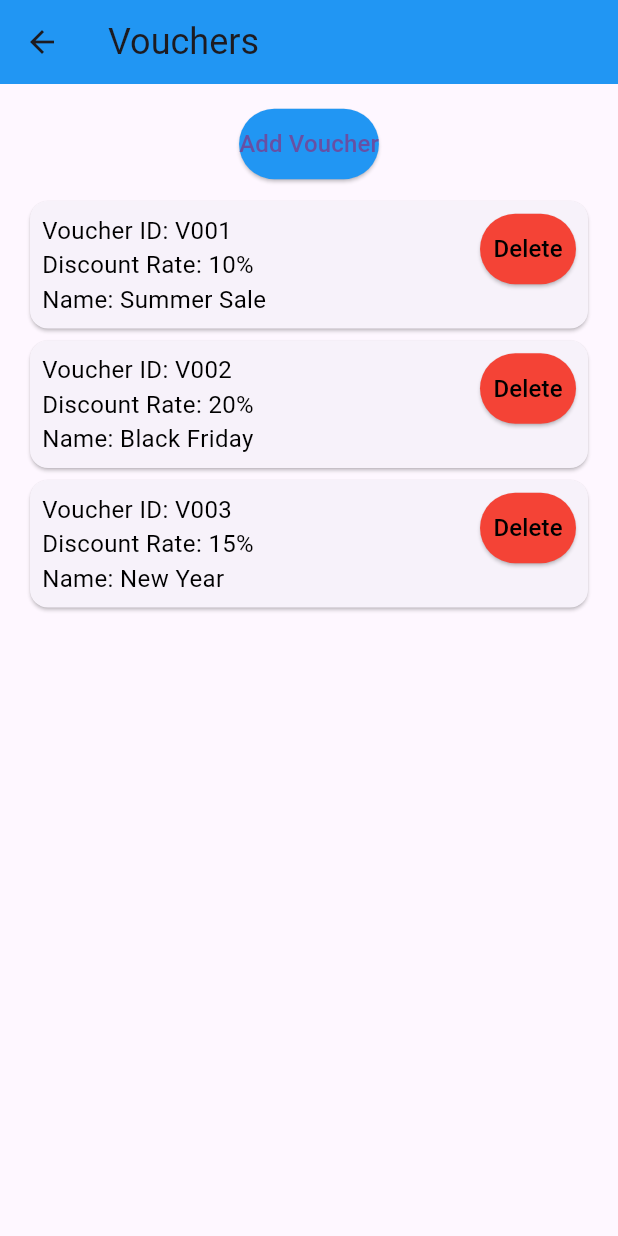
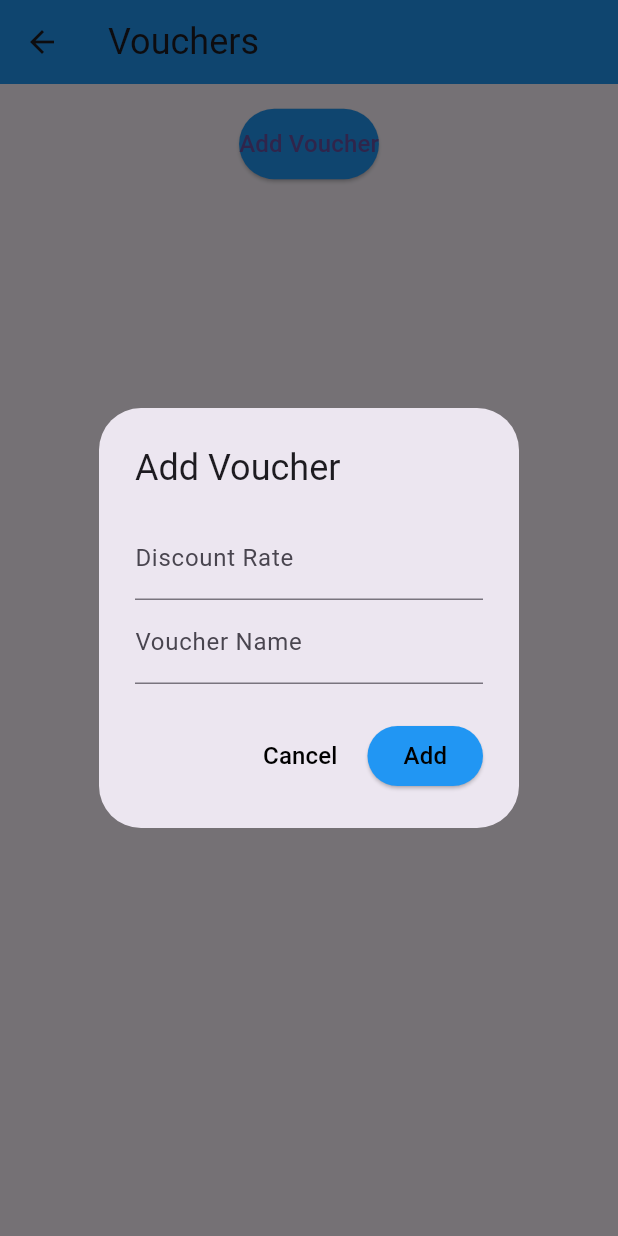
Before and after one commit to hsenol1/COMP306_Database_Project, a Flutter app: the VouchersPage screen opened directly, after a tap on "Add Voucher", on a phone screen of 412 x 824 dp. Run offline on Flutter 3.47's test engine with Material 3 defaults, Android fonts, the phone set to English and light mode, and no system bars; network calls fail.

Commit message:
finished vouchers page 	modified:   Frontend/delivery_frontend/lib/screens/vouchers_page.dart 	modified:   Frontend/delivery_frontend/lib/services/network_service.dart

```diff
--- a/Frontend/delivery_frontend/lib/screens/vouchers_page.dart
+++ b/Frontend/delivery_frontend/lib/screens/vouchers_page.dart
@@ -1,26 +1,50 @@
 import 'package:flutter/material.dart';
+import 'package:delivery_frontend/services/network_service.dart';
 
-class VouchersPage extends StatelessWidget {
-  final List<Map<String, dynamic>> vouchers = [
-    {
-      'voucherId': 'V001',
-      'discountRate': 10,
-      'name': 'Summer Sale',
-    },
-    {
-      'voucherId': 'V002',
-      'discountRate': 20,
-      'name': 'Black Friday',
-    },
-    {
-      'voucherId': 'V003',
-      'discountRate': 15,
-      'name': 'New Year',
-    },
-    // Add more placeholder vouchers as needed
-  ];
+class VouchersPage extends StatefulWidget {
+  @override
+  _VouchersPageState createState() => _VouchersPageState();
+}
 
-  void _showDeleteConfirmationDialog(BuildContext context, String voucherId) {
+class _VouchersPageState extends State<VouchersPage> {
+  final NetworkService networkService = NetworkService();
+  List<Map<String, dynamic>> vouchers = [];
+  bool isLoading = true;
+
+  @override
+  void initState() {
+    super.initState();
+    fetchVouchers();
+  }
+
+  Future<void> fetchVouchers() async {
+    setState(() {
+      isLoading = true;
+    });
+    try {
+      List<Map<String, dynamic>> fetchedVouchers = await networkService.fetchVouchers();
+      setState(() {
+        vouchers = fetchedVouchers;
+        isLoading = false;
+      });
+    } catch (e) {
+      print(e);
+      setState(() {
+        isLoading = false;
+      });
+    }
+  }
+
+  Future<void> deleteVoucher(String voucherId) async {
+    try {
+      await networkService.deleteVoucher(voucherId);
+      fetchVouchers(); // Refresh the list after deletion
+    } catch (e) {
+      print(e);
+    }
+  }
+
+  void _showDeleteConfirmationDialog(BuildContext context, int voucherId) {
     showDialog(
       context: context,
       builder: (context) {
@@ -36,7 +60,7 @@ class VouchersPage extends StatelessWidget {
             ),
             ElevatedButton(
               onPressed: () {
-                // Handle delete voucher logic here
+                deleteVoucher(voucherId.toString());
                 Navigator.of(context).pop();
               },
               child: Text('OK', style: TextStyle(fontSize: 16, color: Colors.black)),
@@ -48,6 +72,63 @@ class VouchersPage extends StatelessWidget {
         );
       },
     );
+  }
+
+  void _showAddVoucherDialog(BuildContext context) {
+    final _discountRateController = TextEditingController();
+    final _voucherNameController = TextEditingController();
+
+    showDialog(
+      context: context,
+      builder: (context) {
+        return AlertDialog(
+          title: Text('Add Voucher', style: TextStyle(fontSize: 24)),
+          content: Column(
+            mainAxisSize: MainAxisSize.min,
+            children: [
+              TextField(
+                controller: _discountRateController,
+                decoration: InputDecoration(labelText: 'Discount Rate'),
+                keyboardType: TextInputType.number,
+              ),
+              TextField(
+                controller: _voucherNameController,
+                decoration: InputDecoration(labelText: 'Voucher Name'),
+              ),
+            ],
+          ),
+          actions: [
+            TextButton(
+              onPressed: () {
+                Navigator.of(context).pop();
+              },
+              child: Text('Cancel', style: TextStyle(fontSize: 16, color: Colors.black)),
+            ),
+            ElevatedButton(
+              onPressed: () {
+                int discountRate = int.parse(_discountRateController.text);
+                String voucherName = _voucherNameController.text;
+                addVoucher(discountRate, voucherName);
+                Navigator.of(context).pop();
+              },
+              child: Text('Add', style: TextStyle(fontSize: 16, color: Colors.black)),
+              style: ElevatedButton.styleFrom(
+                backgroundColor: Colors.blue,
+              ),
+            ),
+          ],
+        );
+      },
+    );
+  }
+
+  Future<void> addVoucher(int discountRate, String voucherName) async {
+    try {
+      await networkService.insertVoucher(discountRate, voucherName);
+      fetchVouchers(); // Refresh the list after adding a new voucher
+    } catch (e) {
+      print(e);
+    }
   }
 
   @override
@@ -63,7 +144,7 @@ class VouchersPage extends StatelessWidget {
           children: [
             ElevatedButton(
               onPressed: () {
-                // Add voucher logic (to be implemented)
+                _showAddVoucherDialog(context);
               },
               style: ElevatedButton.styleFrom(
                 backgroundColor: Colors.blue,
@@ -72,7 +153,9 @@ class VouchersPage extends StatelessWidget {
               child: Text('Add Voucher', style: TextStyle(fontSize: 16)),
             ),
             SizedBox(height: 10), // Add spacing between button and list
-            Expanded(
+            isLoading
+                ? Center(child: CircularProgressIndicator())
+                : Expanded(
                     child: ListView.builder(
                       itemCount: vouchers.length,
                       itemBuilder: (context, index) {
@@ -87,15 +170,15 @@ class VouchersPage extends StatelessWidget {
                                   child: Column(
                                     crossAxisAlignment: CrossAxisAlignment.start,
                                     children: [
-                                Text('Voucher ID: ${voucher['voucherId']}', style: TextStyle(fontSize: 16, color: Colors.black)),
-                                Text('Discount Rate: ${voucher['discountRate']}%', style: TextStyle(fontSize: 16, color: Colors.black)),
+                                      Text('Voucher ID: ${voucher['id']}', style: TextStyle(fontSize: 16, color: Colors.black)),
+                                      Text('Discount Rate: ${voucher['discount_rate']}%', style: TextStyle(fontSize: 16, color: Colors.black)),
                                       Text('Name: ${voucher['name']}', style: TextStyle(fontSize: 16, color: Colors.black)),
                                     ],
                                   ),
                                 ),
                                 ElevatedButton(
                                   onPressed: () {
-                              _showDeleteConfirmationDialog(context, voucher['voucherId']);
+                                    _showDeleteConfirmationDialog(context, voucher['id']);
                                   },
                                   child: Text('Delete', style: TextStyle(fontSize: 16, color: Colors.black)),
                                   style: ElevatedButton.styleFrom(
--- a/Frontend/delivery_frontend/lib/services/network_service.dart
+++ b/Frontend/delivery_frontend/lib/services/network_service.dart
@@ -84,6 +84,24 @@ class NetworkService {
       }).toList();
     } else {
       throw Exception('Failed to load orders');
+    }
+  }
+
+  Future<List<Map<String, dynamic>>> fetchVouchersTemplate(Future<http.Response> Function() getFunction) async {
+    final response = await getFunction();
+
+    if (response.statusCode == 200) {
+      List<dynamic> data = json.decode(response.body);
+      print(data); // Debugging: Print the response data
+      return data.map((voucher) {
+        return {
+          'id': voucher[0],
+          'discount_rate': voucher[1],
+          'name': voucher[2],
+        };
+      }).toList();
+    } else {
+      throw Exception('Failed to load vouchers');
     }
   }
 
@@ -337,5 +355,28 @@ class NetworkService {
   }
 }
 
+Future<http.Response> getVouchers() async {
+  return await getRequestTemplate('get-vouchers');
+}
+
+Future<http.Response> insertVoucher(int discountRate, String voucherName) async {
+  final url = Uri.parse('http://$baseUrl/insert-voucher/');
+  final response = await http.post(
+    url,
+    headers: {'Content-Type': 'application/json'},
+    body: jsonEncode({
+      'discount_rate': discountRate,
+      'v_name': voucherName,
+    }),
+  );
+  return response;
+}
+
+Future<List<Map<String, dynamic>>> fetchVouchers() async {
+  return await fetchVouchersTemplate(getVouchers);
+}
+
+
+
 
 }
```
Lines whose indentation alone changed are shown as unchanged.
